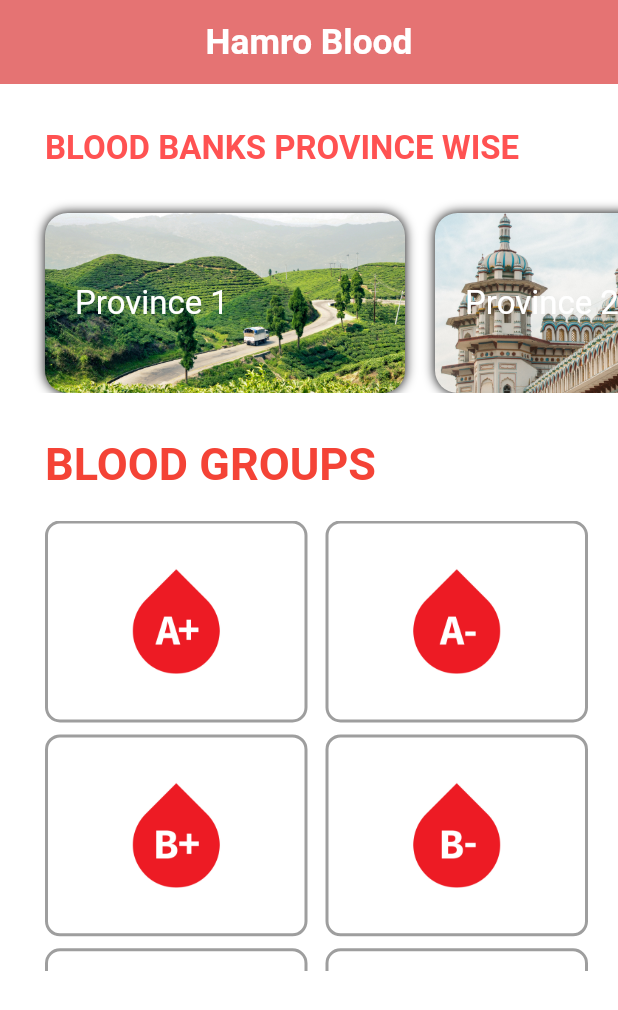
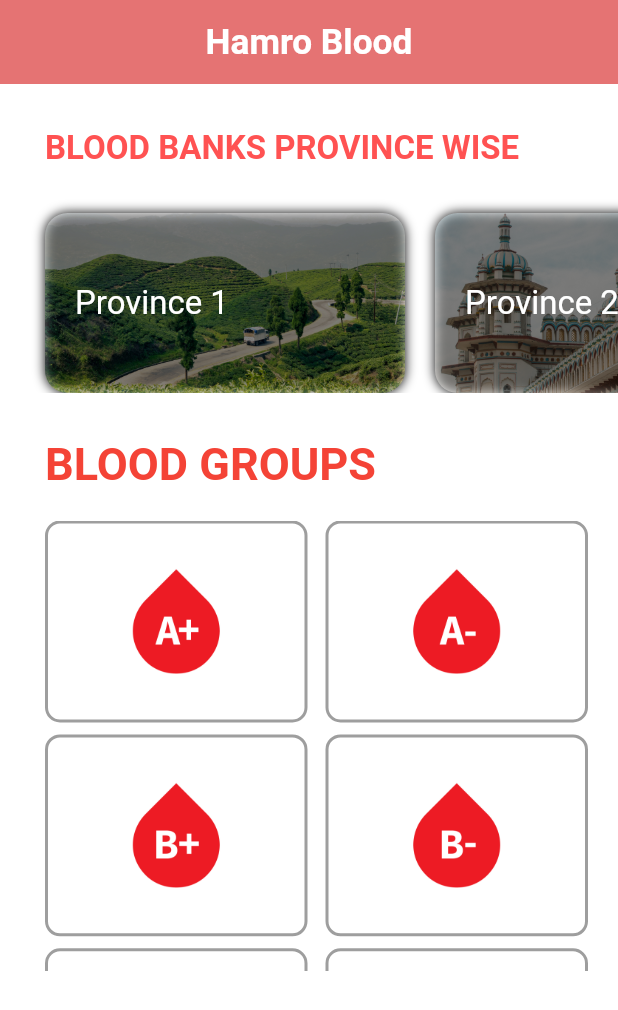
Before and after one commit to aregmi450/blood, a Flutter app: the screen it shows after launch, on a phone screen of 412 x 824 dp. Shown: the top 1010 px of the screen. Run offline on Flutter 3.47's test engine with Material 2 defaults, Android fonts, the phone set to English and light mode, and no system bars.

```diff
--- a/lib/homescreen.dart
+++ b/lib/homescreen.dart
@@ -1,3 +1,5 @@
+import 'dart:ui';
+
 import 'package:flutter/material.dart';
 
 class HomeScreen extends StatelessWidget {
@@ -16,6 +18,8 @@ class HomeScreen extends StatelessWidget {
         image: DecorationImage(
           image: AssetImage(images),
           fit: BoxFit.fitWidth,
+          colorFilter:
+              ColorFilter.mode(Colors.black.withOpacity(0.5), BlendMode.dstOut),
         ),
         boxShadow: [
           BoxShadow(blurRadius: 6.0),
@@ -106,7 +110,7 @@ class HomeScreen extends StatelessWidget {
                   top: 30,
                 ),
                 child: Row(
-                  children: [
+                  children: <Widget>[
                     _selectedCleaning(
                       images: 'assets/prov1.jpg',
                       tittle: 'Province 1',
```
